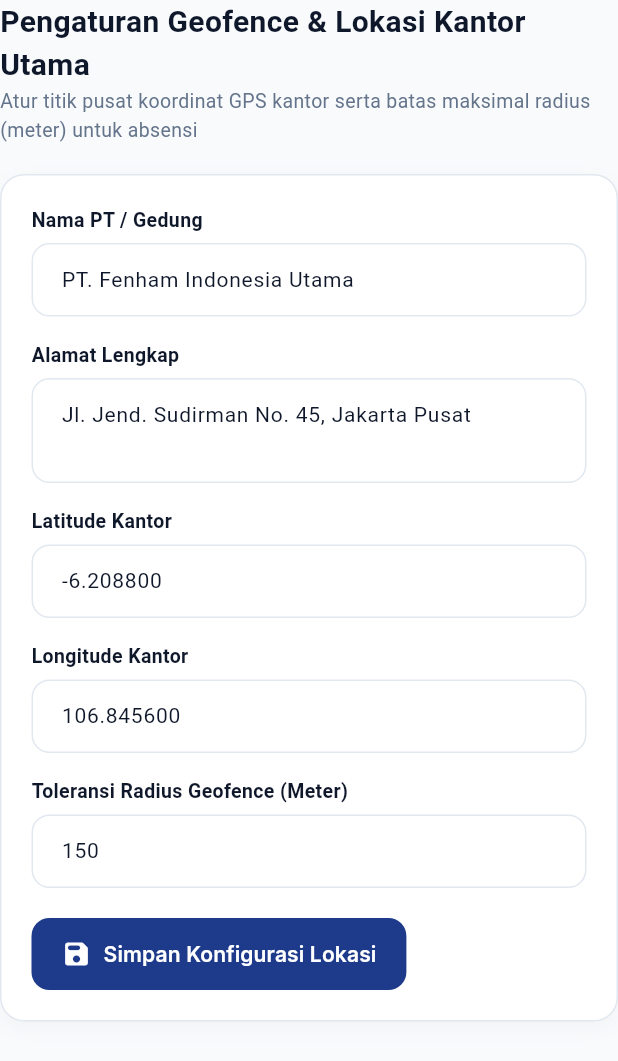
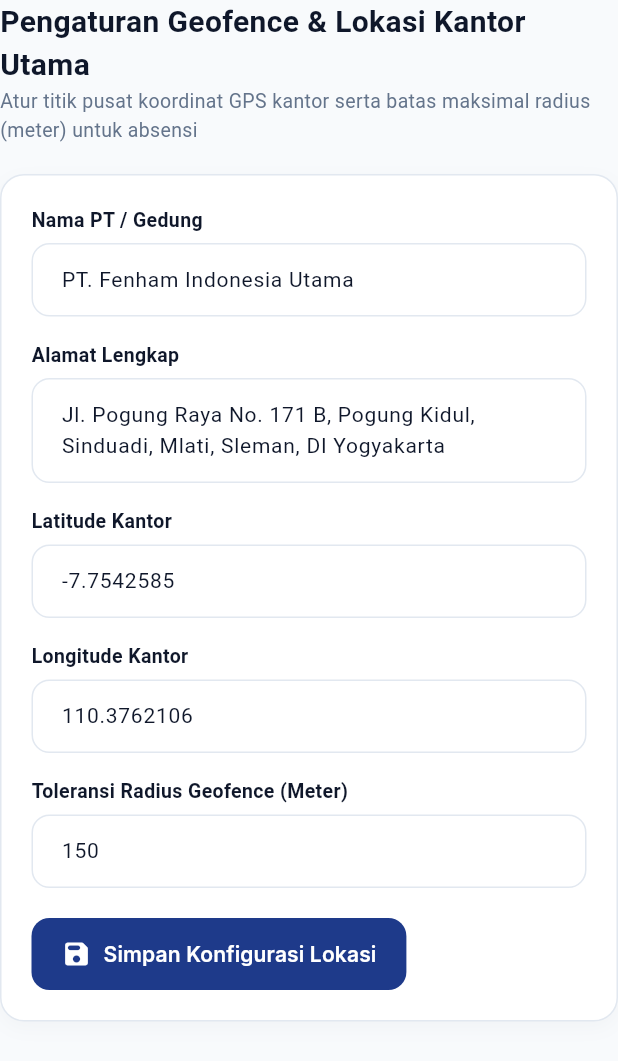
Before and after one commit to fenhamdev/fenham-absensi-fensi, a Flutter app: the GeofenceSettingView widget shown alone on an empty page, opened directly, on a phone screen of 412 x 824 dp. Shown: the top 1061 px of the screen. Run offline on Flutter 3.47's test engine with Material 3 defaults, Android fonts, the phone set to English and light mode, and no system bars; our stand-ins replace fl_chart, flutter_riverpod, geolocator, google_fonts, pdf, shared_preferences and 1 more; missing offline and left inert: excel; accounts and stored records are empty.

Commit message:
fix: update company office location to FENHAM Jogja
Move geofence and company address from Jakarta to Jl. Pogung Raya, Sleman, and rebuild the web bundle for Vercel deployment.

Co-authored-by: Cursor <cursoragent@cursor.com>

```diff
--- a/lib/features/admin/presentation/views/geofence_setting_view.dart
+++ b/lib/features/admin/presentation/views/geofence_setting_view.dart
@@ -13,9 +13,9 @@ class GeofenceSettingView extends StatefulWidget {
 
 class _GeofenceSettingViewState extends State<GeofenceSettingView> {
   final _nameCtrl = TextEditingController(text: 'PT. Fenham Indonesia Utama');
-  final _addressCtrl = TextEditingController(text: 'Jl. Jend. Sudirman No. 45, Jakarta Pusat');
-  final _latCtrl = TextEditingController(text: '-6.208800');
-  final _lngCtrl = TextEditingController(text: '106.845600');
+  final _addressCtrl = TextEditingController(text: 'Jl. Pogung Raya No. 171 B, Pogung Kidul, Sinduadi, Mlati, Sleman, DI Yogyakarta');
+  final _latCtrl = TextEditingController(text: '-7.7542585');
+  final _lngCtrl = TextEditingController(text: '110.3762106');
   final _radiusCtrl = TextEditingController(text: '150');
   bool _isSaving = false;
 
--- a/lib/features/attendance/presentation/attendance_screen.dart
+++ b/lib/features/attendance/presentation/attendance_screen.dart
@@ -26,14 +26,14 @@ class _AttendanceScreenState extends ConsumerState<AttendanceScreen> {
   String? _clockInTimeString;
   String? _clockOutTimeString;
 
-  // Office Location (Default PT Fenham Jakarta)
-  final double officeLat = -6.2088;
-  final double officeLng = 106.8456;
+  // Office Location (FENHAM - Toko Oleh-Oleh Haji Umroh Jogja)
+  final double officeLat = -7.7542585;
+  final double officeLng = 110.3762106;
   final double allowedRadiusMeters = 150.0;
 
   // Current Position State
-  double _currentLat = -6.2085;
-  double _currentLng = 106.8455;
+  double _currentLat = -7.7542;
+  double _currentLng = 110.3761;
   double _distanceToOfficeMeters = 42.5;
   bool _isWithinGeofence = true;
   bool _isLoadingLocation = false;
--- a/lib/features/profile/presentation/profile_screen.dart
+++ b/lib/features/profile/presentation/profile_screen.dart
@@ -68,8 +68,8 @@ class ProfileScreen extends ConsumerWidget {
                 ),
                 const Divider(height: 24),
                 _buildInfoTile(Icons.business, 'Nama PT', 'PT. Fenham Indonesia Utama'),
-                _buildInfoTile(Icons.location_city, 'Alamat Kantor', 'Jl. Jend. Sudirman No. 45, Jakarta Pusat'),
-                _buildInfoTile(Icons.my_location, 'Koordinat Kantor', '-6.2088, 106.8456 (Radius 150m)'),
+                _buildInfoTile(Icons.location_city, 'Alamat Kantor', 'Jl. Pogung Raya No. 171 B, Pogung Kidul, Sinduadi, Mlati, Sleman, DI Yogyakarta'),
+                _buildInfoTile(Icons.my_location, 'Koordinat Kantor', '-7.7543, 110.3762 (Radius 150m)'),
                 _buildInfoTile(Icons.access_time, 'Jam Kerja Standard', 'Senin - Jumat (08:00 - 17:00 WIB)'),
               ],
             ),
```
Also changed, not shown: 3 other files.
